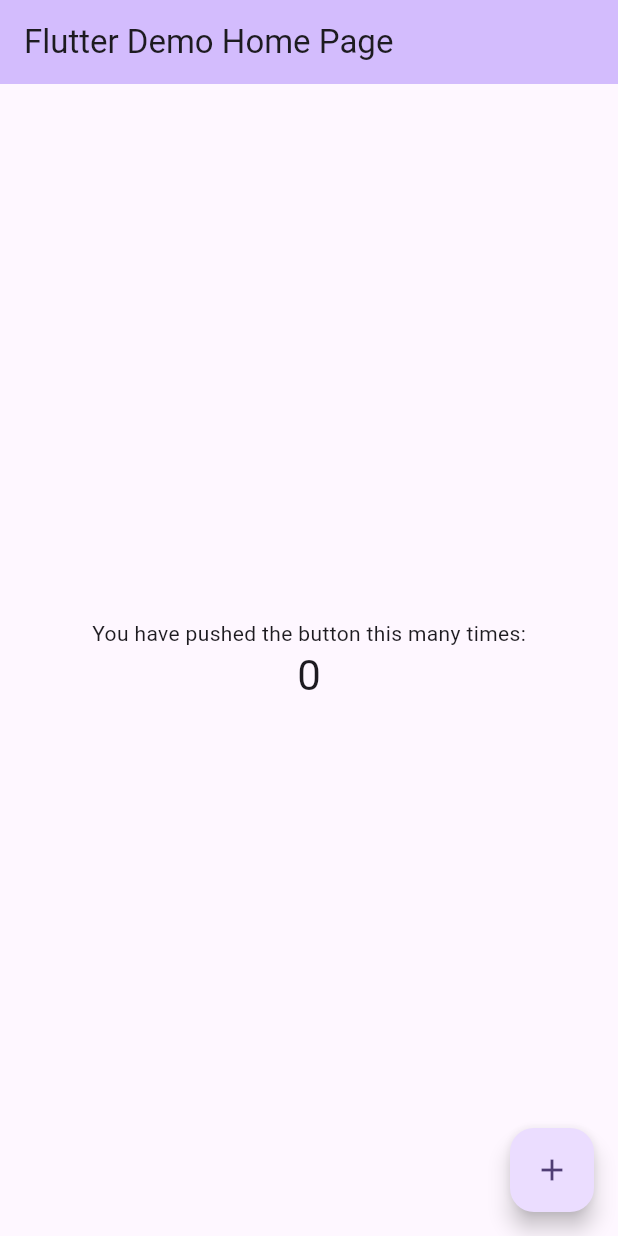
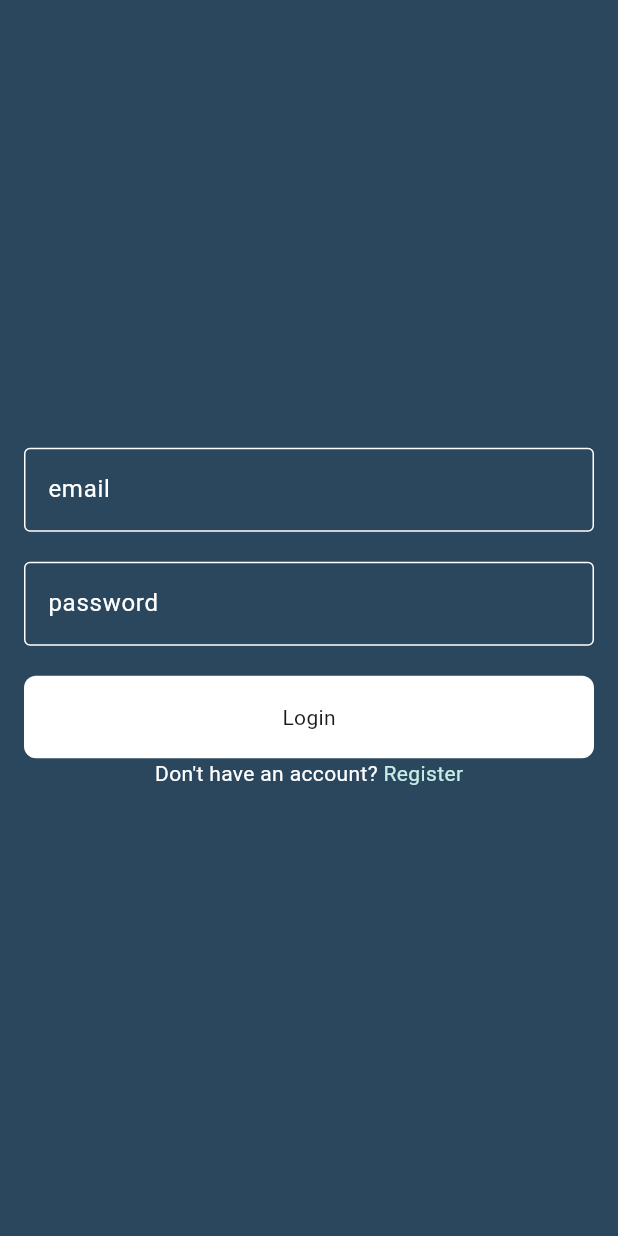
Before and after one commit to EslamElzaky/EXCP_Training, a Flutter app: the screen it shows after launch, on a phone screen of 412 x 824 dp. Run offline on Flutter 3.47's test engine with Material 3 defaults, Android fonts, the phone set to English and light mode, and no system bars.

Commit message:
eidt login

```diff
--- /dev/null
+++ b/lib/helper/custom_button.dart
@@ -0,0 +1,22 @@
+import 'package:flutter/material.dart';
+
+class CustomButton extends StatelessWidget {
+  CustomButton({required this.text, this.onTap});
+  String text;
+  VoidCallback? onTap;
+  @override
+  Widget build(BuildContext context) {
+    return GestureDetector(
+      onTap: onTap,
+      child: Container(
+        decoration: BoxDecoration(
+            color: Colors.white, borderRadius: BorderRadius.circular(8)),
+        width: double.infinity,
+        height: 55,
+        child: Center(
+          child: Text(text),
+        ),
+      ),
+    );
+  }
+}
--- /dev/null
+++ b/lib/helper/custom_text_field.dart
@@ -0,0 +1,30 @@
+import 'package:flutter/material.dart';
+
+class CostumFormTextField extends StatelessWidget {
+  CostumFormTextField({super.key, this.hintText, this.onChanged ,this.obscureText =false});
+  String? hintText;
+  bool obscureText;
+  Function(String)? onChanged;
+  @override
+  Widget build(BuildContext context) {
+    return TextFormField(
+
+      obscureText:obscureText ,
+      validator: (data) {
+        if (data!.isEmpty) {
+          return 'Fiald is requierd';
+        }
+      },
+      onChanged: onChanged,
+      decoration: InputDecoration(
+          hintText: hintText,
+          hintStyle: TextStyle(
+            color: Colors.white,
+          ),
+          enabledBorder:
+              OutlineInputBorder(borderSide: BorderSide(color: Colors.white)),
+          border:
+              OutlineInputBorder(borderSide: BorderSide(color: Colors.white))),
+    );
+  }
+}
--- a/lib/main.dart
+++ b/lib/main.dart
@@ -1,3 +1,4 @@
+import 'package:excp_training/screens/login_page.dart';
 import 'package:flutter/material.dart';
 
 void main() {
@@ -11,115 +12,7 @@
   @override
   Widget build(BuildContext context) {
     return MaterialApp(
-      title: 'Flutter Demo',
-      theme: ThemeData(
-        // This is the theme of your application.
-        //
-        // TRY THIS: Try running your application with "flutter run". You'll see
-        // the application has a purple toolbar. Then, without quitting the app,
-        // try changing the seedColor in the colorScheme below to Colors.green
-        // and then invoke "hot reload" (save your changes or press the "hot
-        // reload" button in a Flutter-supported IDE, or press "r" if you used
-        // the command line to start the app).
-        //
-        // Notice that the counter didn't reset back to zero; the application
-        // state is not lost during the reload. To reset the state, use hot
-        // restart instead.
-        //
-        // This works for code too, not just values: Most code changes can be
-        // tested with just a hot reload.
-        colorScheme: ColorScheme.fromSeed(seedColor: Colors.deepPurple),
-        useMaterial3: true,
-      ),
-      home: const MyHomePage(title: 'Flutter Demo Home Page'),
+      home: LoginPage(),
     );
   }
 }
-
-class MyHomePage extends StatefulWidget {
-  const MyHomePage({super.key, required this.title});
-
-  // This widget is the home page of your application. It is stateful, meaning
-  // that it has a State object (defined below) that contains fields that affect
-  // how it looks.
-
-  // This class is the configuration for the state. It holds the values (in this
-  // case the title) provided by the parent (in this case the App widget) and
-  // used by the build method of the State. Fields in a Widget subclass are
-  // always marked "final".
-
-  final String title;
-
-  @override
-  State<MyHomePage> createState() => _MyHomePageState();
-}
-
-class _MyHomePageState extends State<MyHomePage> {
-  int _counter = 0;
-
-  void _incrementCounter() {
-    setState(() {
-      // This call to setState tells the Flutter framework that something has
-      // changed in this State, which causes it to rerun the build method below
-      // so that the display can reflect the updated values. If we changed
-      // _counter without calling setState(), then the build method would not be
-      // called again, and so nothing would appear to happen.
-      _counter++;
-    });
-  }
-
-  @override
-  Widget build(BuildContext context) {
-    // This method is rerun every time setState is called, for instance as done
-    // by the _incrementCounter method above.
-    //
-    // The Flutter framework has been optimized to make rerunning build methods
-    // fast, so that you can just rebuild anything that needs updating rather
-    // than having to individually change instances of widgets.
-    return Scaffold(
-      appBar: AppBar(
-        // TRY THIS: Try changing the color here to a specific color (to
-        // Colors.amber, perhaps?) and trigger a hot reload to see the AppBar
-        // change color while the other colors stay the same.
-        backgroundColor: Theme.of(context).colorScheme.inversePrimary,
-        // Here we take the value from the MyHomePage object that was created by
-        // the App.build method, and use it to set our appbar title.
-        title: Text(widget.title),
-      ),
-      body: Center(
-        // Center is a layout widget. It takes a single child and positions it
-        // in the middle of the parent.
-        child: Column(
-          // Column is also a layout widget. It takes a list of children and
-          // arranges them vertically. By default, it sizes itself to fit its
-          // children horizontally, and tries to be as tall as its parent.
-          //
-          // Column has various properties to control how it sizes itself and
-          // how it positions its children. Here we use mainAxisAlignment to
-          // center the children vertically; the main axis here is the vertical
-          // axis because Columns are vertical (the cross axis would be
-          // horizontal).
-          //
-          // TRY THIS: Invoke "debug painting" (choose the "Toggle Debug Paint"
-          // action in the IDE, or press "p" in the console), to see the
-          // wireframe for each widget.
-          mainAxisAlignment: MainAxisAlignment.center,
-          children: <Widget>[
-            const Text(
-              'You have pushed the button this many times:',
-            ),
-            Text(
-              '$_counter',
-              style: Theme.of(context).textTheme.headlineMedium,
-            ),
-          ],
-        ),
-      ),
-      floatingActionButton: FloatingActionButton(
-        onPressed: _incrementCounter,
-        tooltip: 'Increment',
-        child: const Icon(Icons.add),
-      ), // This trailing comma makes auto-formatting nicer for build methods.
-    );
-  }
-}
--- /dev/null
+++ b/lib/screens/login_page.dart
@@ -0,0 +1,65 @@
+import 'package:excp_training/helper/custom_button.dart';
+import 'package:excp_training/helper/custom_text_field.dart';
+import 'package:excp_training/screens/regester_page.dart';
+import 'package:flutter/material.dart';
+
+class LoginPage extends StatelessWidget {
+  const LoginPage({super.key});
+  static String id = 'login_page';
+  @override
+  Widget build(BuildContext context) {
+    return Scaffold(
+      backgroundColor: Color(0xff2B475E),
+      body: Center(
+        child: Padding(
+          padding: const EdgeInsets.symmetric(horizontal: 16),
+          child: Column(
+            mainAxisAlignment: MainAxisAlignment.center,
+            children: [
+              CostumFormTextField(
+                hintText: 'email',
+                obscureText: false,
+              ),
+              SizedBox(
+                height: 20,
+              ),
+              CostumFormTextField(
+                hintText: 'password',
+                obscureText: true,
+              ),
+              SizedBox(
+                height: 20,
+              ),
+              CustomButton(
+                text: 'Login',
+                onTap: () {
+                  // Handle login action
+                },
+              ),
+              Row(
+                mainAxisAlignment: MainAxisAlignment.center,
+                children: [
+                  Text('Don\'t have an account?',
+                      style: TextStyle(color: Colors.white)),
+                  GestureDetector(
+                    onTap: () {
+                      Navigator.push(
+                          context,
+                          MaterialPageRoute(
+                            builder: (context) => RegesterPage(),
+                          ));
+                    },
+                    child: Text(
+                      ' Register',
+                      style: TextStyle(color: Color(0xffC7EDE6)),
+                    ),
+                  )
+                ],
+              )
+            ],
+          ),
+        ),
+      ),
+    );
+  }
+}
```
Also changed, not shown: lib/screens/regester_page.dart (added, +56 -0 lines), 1 other file.
